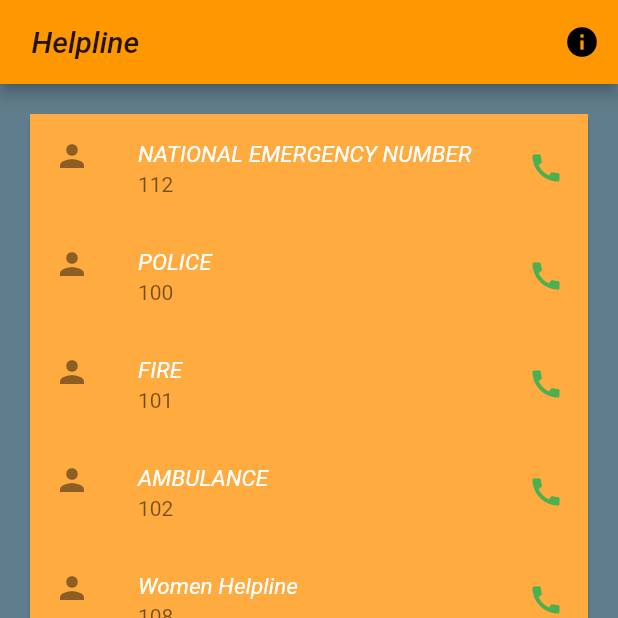
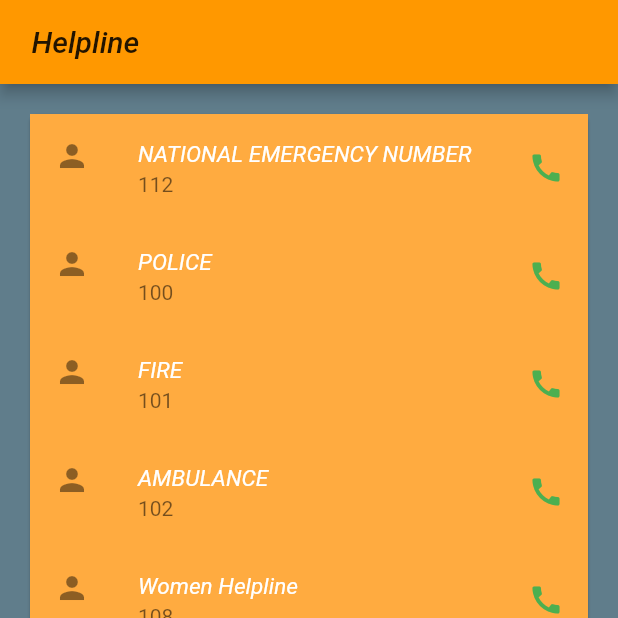
Before and after one commit to adityamathur0811/HelpLineApp, a Flutter app: the screen it shows after launch, on a phone screen of 412 x 824 dp, the top half of it. Run offline on Flutter 3.47's test engine with Material 2 defaults, Android fonts, the phone set to English and light mode, and no system bars; our stand-ins replace share.

Commit message:
#30daysOfFluttet

```diff
--- a/lib/main.dart
+++ b/lib/main.dart
@@ -97,12 +97,7 @@ class _MyAppState extends State<MyApp> {
   Widget build(BuildContext context) {
     return Scaffold(
       appBar: AppBar(
-        actions: [
-          IconButton(icon: Icon(Icons.info), onPressed: ()
-          {
-            Navigator.pushNamed(context,"\info");
-          })
-        ],
+
         title: Text(
           " Helpline",
           style: TextStyle(fontSize: 20.0, fontStyle: FontStyle.italic),
```
Also changed, not shown: images/1.jpeg (added), images/2.jpeg (added), images/3.jpeg (added), images/4.jpeg (added), 1 other file.
